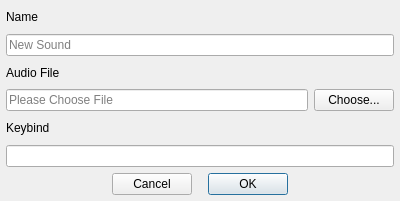
Qt form dialogsound.ui (defaultsamson/Soundboard) before a commit.
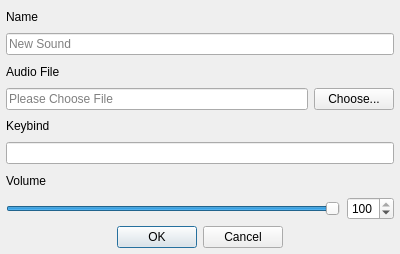
The same form after that commit. Custom widgets are drawn as their Qt base class.

Patch:
```diff
--- a/dialogsound.ui
+++ b/dialogsound.ui
@@ -7,13 +7,13 @@
     <x>0</x>
     <y>0</y>
     <width>400</width>
-    <height>201</height>
+    <height>254</height>
    </rect>
   </property>
   <property name="maximumSize">
    <size>
     <width>16777215</width>
-    <height>201</height>
+    <height>254</height>
    </size>
   </property>
   <property name="windowTitle">
@@ -112,67 +112,81 @@
     </widget>
    </item>
    <item>
+    <widget class="QLabel" name="label">
+     <property name="text">
+      <string>Volume</string>
+     </property>
+    </widget>
+   </item>
+   <item>
+    <widget class="QWidget" name="widget_2" native="true">
     <layout class="QHBoxLayout" name="horizontalLayout">
+      <property name="leftMargin">
+       <number>0</number>
+      </property>
+      <property name="topMargin">
+       <number>0</number>
+      </property>
+      <property name="rightMargin">
+       <number>0</number>
+      </property>
+      <property name="bottomMargin">
+       <number>0</number>
+      </property>
+      <item>
+       <widget class="QSlider" name="horizontalSlider">
+        <property name="maximum">
+         <number>100</number>
+        </property>
+        <property name="value">
+         <number>100</number>
+        </property>
+        <property name="orientation">
+         <enum>Qt::Horizontal</enum>
+        </property>
+        <property name="tickInterval">
+         <number>1</number>
+        </property>
+       </widget>
+      </item>
      <item>
       <spacer name="horizontalSpacer">
        <property name="orientation">
         <enum>Qt::Horizontal</enum>
        </property>
-       <property name="sizeHint" stdset="0">
-        <size>
-         <width>40</width>
-         <height>20</height>
-        </size>
-       </property>
-      </spacer>
-     </item>
-     <item>
-      <widget class="QPushButton" name="pushButtonCancel">
-       <property name="text">
-        <string>Cancel</string>
-       </property>
-      </widget>
-     </item>
-     <item>
-      <spacer name="horizontalSpacer_2">
-       <property name="orientation">
-        <enum>Qt::Horizontal</enum>
-       </property>
        <property name="sizeType">
         <enum>QSizePolicy::Fixed</enum>
        </property>
        <property name="sizeHint" stdset="0">
         <size>
-         <width>10</width>
+          <width>1</width>
          <height>20</height>
         </size>
        </property>
       </spacer>
      </item>
      <item>
-      <widget class="QPushButton" name="pushButtonOK">
-       <property name="text">
-        <string>OK</string>
-       </property>
-       <property name="default">
-        <bool>true</bool>
+       <widget class="QSpinBox" name="spinBox">
+        <property name="maximum">
+         <number>100</number>
+        </property>
+        <property name="value">
+         <number>100</number>
        </property>
       </widget>
      </item>
-     <item>
-      <spacer name="horizontalSpacer_3">
-       <property name="orientation">
-        <enum>Qt::Horizontal</enum>
-       </property>
-       <property name="sizeHint" stdset="0">
-        <size>
-         <width>40</width>
-         <height>20</height>
-        </size>
-       </property>
-      </spacer>
-     </item>
-    </layout>
+     </layout>
+    </widget>
+   </item>
+   <item>
+    <widget class="QDialogButtonBox" name="buttonBox">
+     <property name="standardButtons">
+      <set>QDialogButtonBox::Cancel|QDialogButtonBox::Ok</set>
+     </property>
+     <property name="centerButtons">
+      <bool>true</bool>
+     </property>
+    </widget>
    </item>
   </layout>
  </widget>
```
Lines whose indentation alone changed are shown as unchanged.
